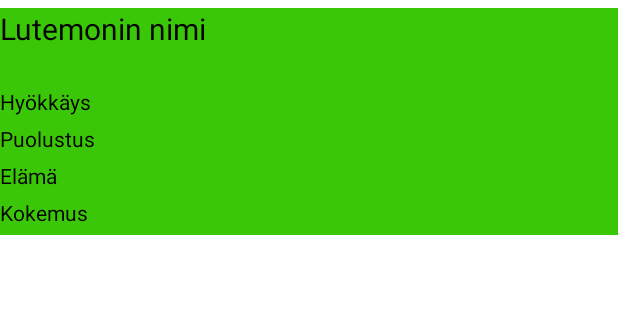
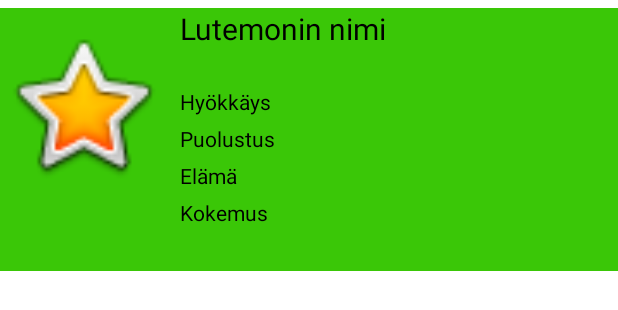
Before and after one commit to samppa13/Olio_ohjelmointi_harjoitustyo, an Android app: the layout lutemon_view.xml on its own in the app's theme, with its tools: preview values and no code run, on a phone screen of 412 x 824 dp. Shown: the top 310 px of the screen. Run offline under Robolectric (Android 15) with nearby library versions, the phone set to English and light mode, and no system bars.

Commit message:
Create a picture for each Lutemons.

```diff
--- a/app/src/main/java/com/example/olio_ohjelmointi_harjoitustyo/Black.java
+++ b/app/src/main/java/com/example/olio_ohjelmointi_harjoitustyo/Black.java
@@ -2,6 +2,6 @@ package com.example.olio_ohjelmointi_harjoitustyo;
 
 public class Black extends Lutemon {
     public Black(String name) {
-        super(name, "Musta", 9, 0, 0, 16, 16, getNumberOfCreatedLutemons(), 0);
+        super(name, "Musta", 9, 0, 0, 16, 16, getNumberOfCreatedLutemons(), R.drawable.black);
     }
 }
--- a/app/src/main/java/com/example/olio_ohjelmointi_harjoitustyo/Green.java
+++ b/app/src/main/java/com/example/olio_ohjelmointi_harjoitustyo/Green.java
@@ -2,6 +2,6 @@ package com.example.olio_ohjelmointi_harjoitustyo;
 
 public class Green extends Lutemon {
     public Green(String name) {
-        super(name, "Vihreä", 6, 3, 0, 19, 19, getNumberOfCreatedLutemons(), 0);
+        super(name, "Vihreä", 6, 3, 0, 19, 19, getNumberOfCreatedLutemons(), R.drawable.green);
     }
 }
--- a/app/src/main/java/com/example/olio_ohjelmointi_harjoitustyo/Lutemon.java
+++ b/app/src/main/java/com/example/olio_ohjelmointi_harjoitustyo/Lutemon.java
@@ -59,6 +59,10 @@ public class Lutemon implements Serializable {
         return id;
     }
 
+    public int getImage() {
+        return image;
+    }
+
     public static int getNumberOfCreatedLutemons() {
         return idCounter;
     }
--- a/app/src/main/java/com/example/olio_ohjelmointi_harjoitustyo/LutemonListAdapter.java
+++ b/app/src/main/java/com/example/olio_ohjelmointi_harjoitustyo/LutemonListAdapter.java
@@ -26,6 +26,7 @@ public class LutemonListAdapter extends RecyclerView.Adapter<LutemonViewHolder>
 
     @Override
     public void onBindViewHolder(@NonNull LutemonViewHolder holder, int position) {
+        holder.imageView.setImageResource(lutemons.get(position).getImage());
         holder.nameTextView.setText(lutemons.get(position).getName() + " (" + lutemons.get(position).getColor() + ")");
         holder.attackTextView.setText("Hyökkäys: " + lutemons.get(position).getAttack());
         holder.defenceTextView.setText("Puolustus: " + lutemons.get(position).getDefense());
--- a/app/src/main/java/com/example/olio_ohjelmointi_harjoitustyo/LutemonViewHolder.java
+++ b/app/src/main/java/com/example/olio_ohjelmointi_harjoitustyo/LutemonViewHolder.java
@@ -1,16 +1,19 @@
 package com.example.olio_ohjelmointi_harjoitustyo;
 
 import android.view.View;
+import android.widget.ImageView;
 import android.widget.TextView;
 
 import androidx.annotation.NonNull;
 import androidx.recyclerview.widget.RecyclerView;
 
 public class LutemonViewHolder extends RecyclerView.ViewHolder {
+    ImageView imageView;
     TextView nameTextView, attackTextView, defenceTextView, healthTextView, experienceTextView;
 
     public LutemonViewHolder(@NonNull View itemView) {
         super(itemView);
+        imageView = itemView.findViewById(R.id.imageView);
         nameTextView = itemView.findViewById(R.id.nameTextView);
         attackTextView = itemView.findViewById(R.id.attackTextView);
         defenceTextView = itemView.findViewById(R.id.defenceTextView);
--- a/app/src/main/java/com/example/olio_ohjelmointi_harjoitustyo/Orange.java
+++ b/app/src/main/java/com/example/olio_ohjelmointi_harjoitustyo/Orange.java
@@ -2,6 +2,6 @@ package com.example.olio_ohjelmointi_harjoitustyo;
 
 public class Orange extends Lutemon {
     public Orange(String name) {
-        super(name, "Oranssi", 8, 1, 0, 17, 17, getNumberOfCreatedLutemons(), 0);
+        super(name, "Oranssi", 8, 1, 0, 17, 17, getNumberOfCreatedLutemons(), R.drawable.orange);
     }
 }
--- a/app/src/main/java/com/example/olio_ohjelmointi_harjoitustyo/Pink.java
+++ b/app/src/main/java/com/example/olio_ohjelmointi_harjoitustyo/Pink.java
@@ -2,6 +2,6 @@ package com.example.olio_ohjelmointi_harjoitustyo;
 
 public class Pink extends Lutemon {
     public Pink(String name) {
-        super(name, "Pinkki", 7, 2, 0, 18, 18, getNumberOfCreatedLutemons(), 0);
+        super(name, "Pinkki", 7, 2, 0, 18, 18, getNumberOfCreatedLutemons(), R.drawable.pink);
     }
 }
--- a/app/src/main/java/com/example/olio_ohjelmointi_harjoitustyo/White.java
+++ b/app/src/main/java/com/example/olio_ohjelmointi_harjoitustyo/White.java
@@ -2,6 +2,6 @@ package com.example.olio_ohjelmointi_harjoitustyo;
 
 public class White extends Lutemon {
     public White(String name) {
-        super(name, "Valkoinen", 5, 4, 0, 20, 20, getNumberOfCreatedLutemons(), 0);
+        super(name, "Valkoinen", 5, 4, 0, 20, 20, getNumberOfCreatedLutemons(), R.drawable.white);
     }
 }
--- a/app/src/main/res/layout/lutemon_view.xml
+++ b/app/src/main/res/layout/lutemon_view.xml
@@ -1,10 +1,19 @@
 <?xml version="1.0" encoding="utf-8"?>
 <androidx.appcompat.widget.LinearLayoutCompat xmlns:android="http://schemas.android.com/apk/res/android"
+    xmlns:app="http://schemas.android.com/apk/res-auto"
     android:layout_width="match_parent"
-    android:layout_height="wrap_content"
+    android:layout_height="175dp"
     android:layout_marginTop="5dp"
     android:background="#3AC707"
     android:orientation="horizontal">
+
+    <ImageView
+        android:id="@+id/imageView"
+        android:layout_width="110dp"
+        android:layout_height="110dp"
+        android:layout_marginRight="10dp"
+        android:layout_marginTop="10dp"
+        app:srcCompat="@android:drawable/btn_star_big_on" />
 
     <LinearLayout
         android:layout_width="match_parent"
```
Also changed, not shown: app/src/main/res/drawable/black.png (added), app/src/main/res/drawable/green.png (added), app/src/main/res/drawable/orange.png (added), app/src/main/res/drawable/pink.png (added), app/src/main/res/drawable/white.png (added).
